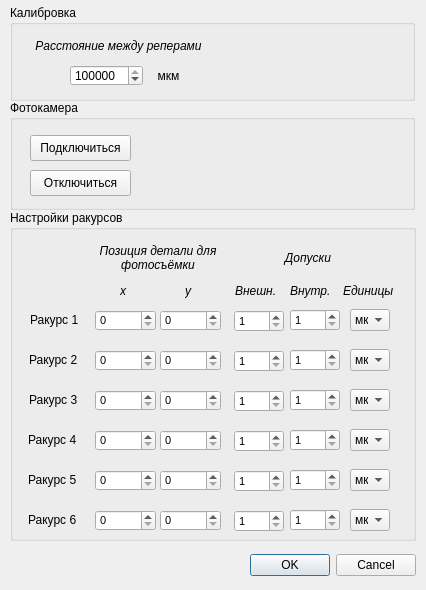
Before: the Qt Designer form settingsdialog.ui in kapkovsv/PuansonChecker.64bit, drawn with Qt 5.
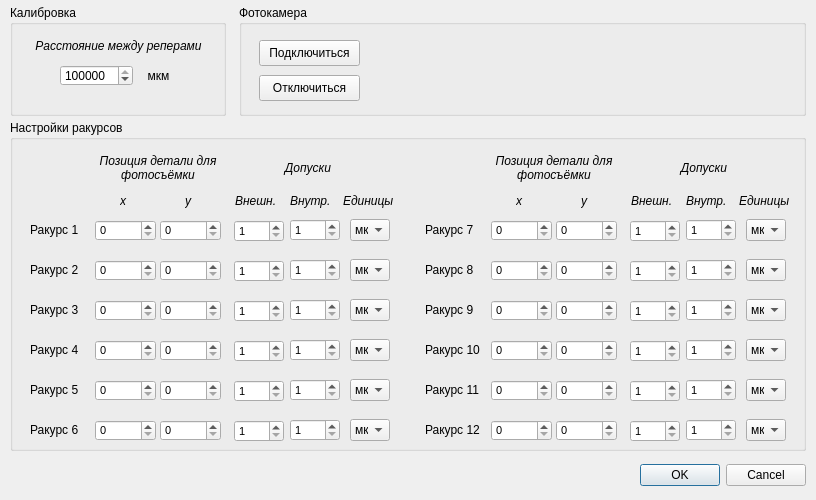
After: the same form once the commit is applied.

Patch:
```diff
--- a/settingsdialog.ui
+++ b/settingsdialog.ui
@@ -6,8 +6,8 @@
    <rect>
     <x>0</x>
     <y>0</y>
-    <width>426</width>
-    <height>590</height>
+    <width>816</width>
+    <height>500</height>
    </rect>
   </property>
   <property name="windowTitle">
@@ -16,9 +16,9 @@
   <widget class="QDialogButtonBox" name="settingsButtonBox">
    <property name="geometry">
     <rect>
-     <x>15</x>
-     <y>545</y>
-     <width>401</width>
+     <x>10</x>
+     <y>455</y>
+     <width>796</width>
      <height>41</height>
     </rect>
    </property>
@@ -35,10 +35,10 @@
   <widget class="QGroupBox" name="CameraGroupBox">
    <property name="geometry">
     <rect>
-     <x>10</x>
-     <y>100</y>
-     <width>405</width>
-     <height>110</height>
+     <x>239</x>
+     <y>5</y>
+     <width>567</width>
+     <height>111</height>
     </rect>
    </property>
    <property name="title">
@@ -75,7 +75,7 @@
      <rect>
       <x>140</x>
       <y>40</y>
-      <width>246</width>
+      <width>406</width>
       <height>56</height>
      </rect>
     </property>
@@ -92,8 +92,8 @@
     <rect>
      <x>10</x>
      <y>5</y>
-     <width>405</width>
-     <height>96</height>
+     <width>216</width>
+     <height>111</height>
     </rect>
    </property>
    <property name="title">
@@ -102,7 +102,7 @@
    <widget class="QLabel" name="calibrationReferencePointsDistanceMkmLabel">
     <property name="geometry">
      <rect>
-      <x>145</x>
+      <x>135</x>
       <y>60</y>
       <width>27</width>
       <height>21</height>
@@ -118,7 +118,7 @@
    <widget class="QSpinBox" name="calibrationReferencePointsDistanceSpinBox">
     <property name="geometry">
      <rect>
-      <x>60</x>
+      <x>50</x>
       <y>60</y>
       <width>73</width>
       <height>21</height>
@@ -163,8 +163,8 @@
    <property name="geometry">
     <rect>
      <x>10</x>
-     <y>210</y>
-     <width>406</width>
+     <y>120</y>
+     <width>796</width>
      <height>331</height>
     </rect>
    </property>
@@ -187,7 +187,7 @@
    <widget class="QLabel" name="angle2SettingsLabel">
     <property name="geometry">
      <rect>
-      <x>19</x>
+      <x>20</x>
       <y>135</y>
       <width>60</width>
       <height>30</height>
@@ -200,7 +200,7 @@
    <widget class="QLabel" name="angle3SettingsLabel">
     <property name="geometry">
      <rect>
-      <x>19</x>
+      <x>20</x>
       <y>175</y>
       <width>60</width>
       <height>30</height>
@@ -213,7 +213,7 @@
    <widget class="QLabel" name="angle4SettingsLabel">
     <property name="geometry">
      <rect>
-      <x>18</x>
+      <x>20</x>
       <y>215</y>
       <width>60</width>
       <height>30</height>
@@ -226,7 +226,7 @@
    <widget class="QLabel" name="angle5SettingsLabel">
     <property name="geometry">
      <rect>
-      <x>18</x>
+      <x>20</x>
       <y>255</y>
       <width>60</width>
       <height>30</height>
@@ -239,7 +239,7 @@
    <widget class="QLabel" name="angle6SettingsLabel">
     <property name="geometry">
      <rect>
-      <x>18</x>
+      <x>20</x>
       <y>295</y>
       <width>60</width>
       <height>30</height>
@@ -1020,6 +1020,855 @@
      </property>
     </item>
    </widget>
+   <widget class="QLabel" name="angleSettingsTolerancesLabel_2">
+    <property name="geometry">
+     <rect>
+      <x>631</x>
+      <y>30</y>
+      <width>126</width>
+      <height>36</height>
+     </rect>
+    </property>
+    <property name="font">
+     <font>
+      <italic>true</italic>
+     </font>
+    </property>
+    <property name="text">
+     <string>&lt;html&gt;&lt;head/&gt;&lt;body&gt;&lt;p&gt;Допуски&lt;/p&gt;&lt;/body&gt;&lt;/html&gt;</string>
+    </property>
+    <property name="alignment">
+     <set>Qt::AlignCenter</set>
+    </property>
+    <property name="wordWrap">
+     <bool>true</bool>
+    </property>
+   </widget>
+   <widget class="QSpinBox" name="angle7PosYSpinBox">
+    <property name="geometry">
+     <rect>
+      <x>546</x>
+      <y>100</y>
+      <width>61</width>
+      <height>21</height>
+     </rect>
+    </property>
+    <property name="font">
+     <font>
+      <pointsize>8</pointsize>
+     </font>
+    </property>
+    <property name="maximum">
+     <number>999999</number>
+    </property>
+    <property name="value">
+     <number>0</number>
+    </property>
+   </widget>
+   <widget class="QLabel" name="toleranceUnitsLabel_2">
+    <property name="geometry">
+     <rect>
+      <x>729</x>
+      <y>70</y>
+      <width>56</width>
+      <height>21</height>
+     </rect>
+    </property>
+    <property name="font">
+     <font>
+      <italic>true</italic>
+     </font>
+    </property>
+    <property name="text">
+     <string>Единицы</string>
+    </property>
+    <property name="scaledContents">
+     <bool>false</bool>
+    </property>
+    <property name="wordWrap">
+     <bool>true</bool>
+    </property>
+    <property name="buddy">
+     <cstring>toleranceUnitsLabel</cstring>
+    </property>
+   </widget>
+   <widget class="QLabel" name="angle10SettingsLabel">
+    <property name="geometry">
+     <rect>
+      <x>415</x>
+      <y>215</y>
+      <width>60</width>
+      <height>30</height>
+     </rect>
+    </property>
+    <property name="text">
+     <string>Ракурс 10</string>
+    </property>
+   </widget>
+   <widget class="QSpinBox" name="angle9PosYSpinBox">
+    <property name="geometry">
+     <rect>
+      <x>546</x>
+      <y>180</y>
+      <width>61</width>
+      <height>21</height>
+     </rect>
+    </property>
+    <property name="font">
+     <font>
+      <pointsize>8</pointsize>
+     </font>
+    </property>
+    <property name="maximum">
+     <number>999999</number>
+    </property>
+    <property name="value">
+     <number>0</number>
+    </property>
+   </widget>
+   <widget class="QComboBox" name="angle11ComboBox">
+    <property name="geometry">
+     <rect>
+      <x>736</x>
+      <y>259</y>
+      <width>40</width>
+      <height>22</height>
+     </rect>
+    </property>
+    <item>
+     <property name="text">
+      <string>мкм</string>
+     </property>
+    </item>
+    <item>
+     <property name="text">
+      <string>px</string>
+     </property>
+    </item>
+   </widget>
+   <widget class="QSpinBox" name="angle8IntSpinBox">
+    <property name="geometry">
+     <rect>
+      <x>676</x>
+      <y>139</y>
+      <width>50</width>
+      <height>22</height>
+     </rect>
+    </property>
+    <property name="font">
+     <font>
+      <pointsize>8</pointsize>
+     </font>
+    </property>
+    <property name="minimum">
+     <number>1</number>
+    </property>
+    <property name="maximum">
+     <number>10000</number>
+    </property>
+   </widget>
+   <widget class="QComboBox" name="angle7ComboBox">
+    <property name="geometry">
+     <rect>
+      <x>736</x>
+      <y>99</y>
+      <width>40</width>
+      <height>22</height>
+     </rect>
+    </property>
+    <item>
+     <property name="text">
+      <string>мкм</string>
+     </property>
+    </item>
+    <item>
+     <property name="text">
+      <string>px</string>
+     </property>
+    </item>
+   </widget>
+   <widget class="QLabel" name="angle11SettingsLabel">
+    <property name="geometry">
+     <rect>
+      <x>415</x>
+      <y>255</y>
+      <width>60</width>
+      <height>30</height>
+     </rect>
+    </property>
+    <property name="text">
+     <string>Ракурс 11</string>
+    </property>
+   </widget>
+   <widget class="QComboBox" name="angle8ComboBox">
+    <property name="geometry">
+     <rect>
+      <x>736</x>
+      <y>139</y>
+      <width>40</width>
+      <height>22</height>
+     </rect>
+    </property>
+    <item>
+     <property name="text">
+      <string>мкм</string>
+     </property>
+    </item>
+    <item>
+     <property name="text">
+      <string>px</string>
+     </property>
+    </item>
+   </widget>
+   <widget class="QSpinBox" name="angle9PosXSpinBox">
+    <property name="geometry">
+     <rect>
+      <x>481</x>
+      <y>180</y>
+      <width>61</width>
+      <height>21</height>
+     </rect>
+    </property>
+    <property name="font">
+     <font>
+      <pointsize>8</pointsize>
+     </font>
+    </property>
+    <property name="maximum">
+     <number>999999</number>
+    </property>
+    <property name="value">
+     <number>0</number>
+    </property>
+   </widget>
+   <widget class="QLabel" name="anglePosXLabel_2">
+    <property name="geometry">
+     <rect>
+      <x>506</x>
+      <y>70</y>
+      <width>16</width>
+      <height>21</height>
+     </rect>
+    </property>
+    <property name="font">
+     <font>
+      <italic>true</italic>
+     </font>
+    </property>
+    <property name="text">
+     <string>x</string>
+    </property>
+   </widget>
+   <widget class="QLabel" name="angleSettingsPhotoShootingPosLabel_2">
+    <property name="geometry">
+     <rect>
+      <x>481</x>
+      <y>30</y>
+      <width>126</width>
+      <height>36</height>
+     </rect>
+    </property>
+    <property name="font">
+     <font>
+      <italic>true</italic>
+     </font>
+    </property>
+    <property name="text">
+     <string>&lt;html&gt;&lt;head/&gt;&lt;body&gt;&lt;p&gt;Позиция детали для фотосъёмки&lt;/p&gt;&lt;/body&gt;&lt;/html&gt;</string>
+    </property>
+    <property name="alignment">
+     <set>Qt::AlignCenter</set>
+    </property>
+    <property name="wordWrap">
+     <bool>true</bool>
+    </property>
+   </widget>
+   <widget class="QLabel" name="angle12SettingsLabel">
+    <property name="geometry">
+     <rect>
+      <x>415</x>
+      <y>295</y>
+      <width>60</width>
+      <height>30</height>
+     </rect>
+    </property>
+    <property name="text">
+     <string>Ракурс 12</string>
+    </property>
+   </widget>
+   <widget class="QComboBox" name="angle10ComboBox">
+    <property name="geometry">
+     <rect>
+      <x>736</x>
+      <y>219</y>
+      <width>40</width>
+      <height>22</height>
+     </rect>
+    </property>
+    <item>
+     <property name="text">
+      <string>мкм</string>
+     </property>
+    </item>
+    <item>
+     <property name="text">
+      <string>px</string>
+     </property>
+    </item>
+   </widget>
+   <widget class="QLabel" name="anglePosYLabel_2">
+    <property name="geometry">
+     <rect>
+      <x>571</x>
+      <y>70</y>
+      <width>16</width>
+      <height>21</height>
+     </rect>
+    </property>
+    <property name="font">
+     <font>
+      <italic>true</italic>
+     </font>
+    </property>
+    <property name="text">
+     <string>y</string>
+    </property>
+   </widget>
+   <widget class="QSpinBox" name="angle12PosXSpinBox">
+    <property name="geometry">
+     <rect>
+      <x>481</x>
+      <y>300</y>
+      <width>61</width>
+      <height>21</height>
+     </rect>
+    </property>
+    <property name="font">
+     <font>
+      <pointsize>8</pointsize>
+     </font>
+    </property>
+    <property name="maximum">
+     <number>999999</number>
+    </property>
+    <property name="value">
+     <number>0</number>
+    </property>
+   </widget>
+   <widget class="QComboBox" name="angle9ComboBox">
+    <property name="geometry">
+     <rect>
+      <x>736</x>
+      <y>179</y>
+      <width>40</width>
+      <height>22</height>
+     </rect>
+    </property>
+    <item>
+     <property name="text">
+      <string>мкм</string>
+     </property>
+    </item>
+    <item>
+     <property name="text">
+      <string>px</string>
+     </property>
+    </item>
+   </widget>
+   <widget class="QSpinBox" name="angle10PosYSpinBox">
+    <property name="geometry">
+     <rect>
+      <x>546</x>
+      <y>220</y>
+      <width>61</width>
+      <height>21</height>
+     </rect>
+    </property>
+    <property name="font">
+     <font>
+      <pointsize>8</pointsize>
+     </font>
+    </property>
+    <property name="maximum">
+     <number>999999</number>
+    </property>
+    <property name="value">
+     <number>0</number>
+    </property>
+   </widget>
+   <widget class="QSpinBox" name="angle8PosXSpinBox">
+    <property name="geometry">
+     <rect>
+      <x>481</x>
+      <y>140</y>
+      <width>61</width>
+      <height>21</height>
+     </rect>
+    </property>
+    <property name="font">
+     <font>
+      <pointsize>8</pointsize>
+     </font>
+    </property>
+    <property name="maximum">
+     <number>999999</number>
+    </property>
+    <property name="value">
+     <number>0</number>
+    </property>
+   </widget>
+   <widget class="QSpinBox" name="angle9IntSpinBox">
+    <property name="geometry">
+     <rect>
+      <x>676</x>
+      <y>179</y>
+      <width>50</width>
+      <height>22</height>
+     </rect>
+    </property>
+    <property name="font">
+     <font>
+      <pointsize>8</pointsize>
+     </font>
+    </property>
+    <property name="minimum">
+     <number>1</number>
+    </property>
+    <property name="maximum">
+     <number>10000</number>
+    </property>
+   </widget>
+   <widget class="QSpinBox" name="angle10PosXSpinBox">
+    <property name="geometry">
+     <rect>
+      <x>481</x>
+      <y>220</y>
+      <width>61</width>
+      <height>21</height>
+     </rect>
+    </property>
+    <property name="font">
+     <font>
+      <pointsize>8</pointsize>
+     </font>
+    </property>
+    <property name="maximum">
+     <number>999999</number>
+    </property>
+    <property name="value">
+     <number>0</number>
+    </property>
+   </widget>
+   <widget class="QSpinBox" name="angle7ExtSpinBox">
+    <property name="geometry">
+     <rect>
+      <x>620</x>
+      <y>100</y>
+      <width>50</width>
+      <height>22</height>
+     </rect>
+    </property>
+    <property name="font">
+     <font>
+      <pointsize>8</pointsize>
+     </font>
+    </property>
+    <property name="minimum">
+     <number>1</number>
+    </property>
+    <property name="maximum">
+     <number>10000</number>
+    </property>
+   </widget>
+   <widget class="QLabel" name="angle9SettingsLabel">
+    <property name="geometry">
+     <rect>
+      <x>415</x>
+      <y>175</y>
+      <width>60</width>
+      <height>30</height>
+     </rect>
+    </property>
+    <property name="text">
+     <string>Ракурс 9</string>
+    </property>
+   </widget>
+   <widget class="QSpinBox" name="angle10IntSpinBox">
+    <property name="geometry">
+     <rect>
+      <x>676</x>
+      <y>219</y>
+      <width>50</width>
+      <height>22</height>
+     </rect>
+    </property>
+    <property name="font">
+     <font>
+      <pointsize>8</pointsize>
+     </font>
+    </property>
+    <property name="minimum">
+     <number>1</number>
+    </property>
+    <property name="maximum">
+     <number>10000</number>
+    </property>
+   </widget>
+   <widget class="QSpinBox" name="angle12IntSpinBox">
+    <property name="geometry">
+     <rect>
+      <x>676</x>
+      <y>299</y>
+      <width>50</width>
+      <height>22</height>
+     </rect>
+    </property>
+    <property name="font">
+     <font>
+      <pointsize>8</pointsize>
+     </font>
+    </property>
+    <property name="minimum">
+     <number>1</number>
+    </property>
+    <property name="maximum">
+     <number>10000</number>
+    </property>
+   </widget>
+   <widget class="QSpinBox" name="angle7IntSpinBox">
+    <property name="geometry">
+     <rect>
+      <x>676</x>
+      <y>99</y>
+      <width>50</width>
+      <height>22</height>
+     </rect>
+    </property>
+    <property name="font">
+     <font>
+      <pointsize>8</pointsize>
+     </font>
+    </property>
+    <property name="minimum">
+     <number>1</number>
+    </property>
+    <property name="maximum">
+     <number>10000</number>
+    </property>
+   </widget>
+   <widget class="QSpinBox" name="angle7PosXSpinBox">
+    <property name="geometry">
+     <rect>
+      <x>481</x>
+      <y>100</y>
+      <width>61</width>
+      <height>21</height>
+     </rect>
+    </property>
+    <property name="font">
+     <font>
+      <pointsize>8</pointsize>
+     </font>
+    </property>
+    <property name="maximum">
+     <number>999999</number>
+    </property>
+    <property name="value">
+     <number>0</number>
+    </property>
+   </widget>
+   <widget class="QComboBox" name="angle12ComboBox">
+    <property name="geometry">
+     <rect>
+      <x>736</x>
+      <y>299</y>
+      <width>40</width>
+      <height>22</height>
+     </rect>
+    </property>
+    <item>
+     <property name="text">
+      <string>мкм</string>
+     </property>
+    </item>
+    <item>
+     <property name="text">
+      <string>px</string>
+     </property>
+    </item>
+   </widget>
+   <widget class="QLabel" name="angle8SettingsLabel">
+    <property name="geometry">
+     <rect>
+      <x>415</x>
+      <y>135</y>
+      <width>60</width>
+      <height>30</height>
+     </rect>
+    </property>
+    <property name="text">
+     <string>Ракурс 8</string>
+    </property>
+   </widget>
+   <widget class="QSpinBox" name="angle12ExtSpinBox">
+    <property name="geometry">
+     <rect>
+      <x>620</x>
+      <y>300</y>
+      <width>50</width>
+      <height>22</height>
+     </rect>
+    </property>
+    <property name="font">
+     <font>
+      <pointsize>8</pointsize>
+     </font>
+    </property>
+    <property name="minimum">
+     <number>1</number>
+    </property>
+    <property name="maximum">
+     <number>10000</number>
+    </property>
+   </widget>
+   <widget class="QSpinBox" name="angle9ExtSpinBox">
+    <property name="geometry">
+     <rect>
+      <x>620</x>
+      <y>180</y>
+      <width>50</width>
+      <height>22</height>
+     </rect>
+    </property>
+    <property name="font">
+     <font>
+      <pointsize>8</pointsize>
+     </font>
+    </property>
+    <property name="minimum">
+     <number>1</number>
+    </property>
+    <property name="maximum">
+     <number>10000</number>
+    </property>
+   </widget>
+   <widget class="QSpinBox" name="angle11ExtSpinBox">
+    <property name="geometry">
+     <rect>
+      <x>620</x>
+      <y>260</y>
+      <width>50</width>
+      <height>22</height>
+     </rect>
+    </property>
+    <property name="font">
+     <font>
+      <pointsize>8</pointsize>
+     </font>
+    </property>
+    <property name="minimum">
+     <number>1</number>
+    </property>
+    <property name="maximum">
+     <number>10000</number>
+    </property>
+   </widget>
+   <widget class="QSpinBox" name="angle8ExtSpinBox">
+    <property name="geometry">
+     <rect>
+      <x>620</x>
+      <y>140</y>
+      <width>50</width>
+      <height>22</height>
+     </rect>
+    </property>
+    <property name="font">
+     <font>
+      <pointsize>8</pointsize>
+     </font>
+    </property>
+    <property name="minimum">
+     <number>1</number>
+    </property>
+    <property name="maximum">
+     <number>10000</number>
+    </property>
+   </widget>
+   <widget class="QSpinBox" name="angle11PosYSpinBox">
+    <property name="geometry">
+     <rect>
+      <x>546</x>
+      <y>260</y>
+      <width>61</width>
+      <height>21</height>
+     </rect>
+    </property>
+    <property name="font">
+     <font>
+      <pointsize>8</pointsize>
+     </font>
+    </property>
+    <property name="maximum">
+     <number>999999</number>
+    </property>
+    <property name="value">
+     <number>0</number>
+    </property>
+   </widget>
+   <widget class="QSpinBox" name="angle12PosYSpinBox">
+    <property name="geometry">
+     <rect>
+      <x>546</x>
+      <y>300</y>
+      <width>61</width>
+      <height>21</height>
+     </rect>
+    </property>
+    <property name="font">
+     <font>
+      <pointsize>8</pointsize>
+     </font>
+    </property>
+    <property name="maximum">
+     <number>999999</number>
+    </property>
+    <property name="value">
+     <number>0</number>
+    </property>
+   </widget>
+   <widget class="QSpinBox" name="angle8PosYSpinBox">
+    <property name="geometry">
+     <rect>
+      <x>546</x>
+      <y>140</y>
+      <width>61</width>
+      <height>21</height>
+     </rect>
+    </property>
+    <property name="font">
+     <font>
+      <pointsize>8</pointsize>
+     </font>
+    </property>
+    <property name="maximum">
+     <number>999999</number>
+    </property>
+    <property name="value">
+     <number>0</number>
+    </property>
+   </widget>
+   <widget class="QLabel" name="angle7SettingsLabel">
+    <property name="geometry">
+     <rect>
+      <x>415</x>
+      <y>95</y>
+      <width>60</width>
+      <height>30</height>
+     </rect>
+    </property>
+    <property name="text">
+     <string>Ракурс 7</string>
+    </property>
+   </widget>
+   <widget class="QSpinBox" name="angle11PosXSpinBox">
+    <property name="geometry">
+     <rect>
+      <x>481</x>
+      <y>260</y>
+      <width>61</width>
+      <height>21</height>
+     </rect>
+    </property>
+    <property name="font">
+     <font>
+      <pointsize>8</pointsize>
+     </font>
+    </property>
+    <property name="maximum">
+     <number>999999</number>
+    </property>
+    <property name="value">
+     <number>0</number>
+    </property>
+   </widget>
+   <widget class="QSpinBox" name="angle11IntSpinBox">
+    <property name="geometry">
+     <rect>
+      <x>676</x>
+      <y>259</y>
+      <width>50</width>
+      <height>22</height>
+     </rect>
+    </property>
+    <property name="font">
+     <font>
+      <pointsize>8</pointsize>
+     </font>
+    </property>
+    <property name="minimum">
+     <number>1</number>
+    </property>
+    <property name="maximum">
+     <number>10000</number>
+    </property>
+   </widget>
+   <widget class="QSpinBox" name="angle10ExtSpinBox">
+    <property name="geometry">
+     <rect>
+      <x>620</x>
+      <y>220</y>
+      <width>50</width>
+      <height>22</height>
+     </rect>
+    </property>
+    <property name="font">
+     <font>
+      <pointsize>8</pointsize>
+     </font>
+    </property>
+    <property name="minimum">
+     <number>1</number>
+    </property>
+    <property name="maximum">
+     <number>10000</number>
+    </property>
+   </widget>
+   <widget class="QLabel" name="externalToleranceLabel_2">
+    <property name="geometry">
+     <rect>
+      <x>621</x>
+      <y>70</y>
+      <width>51</width>
+      <height>21</height>
+     </rect>
+    </property>
+    <property name="font">
+     <font>
+      <italic>true</italic>
+     </font>
+    </property>
+    <property name="text">
+     <string>Внешн.</string>
+    </property>
+   </widget>
+   <widget class="QLabel" name="internalToleranceLabel_2">
+    <property name="geometry">
+     <rect>
+      <x>676</x>
+      <y>70</y>
+      <width>46</width>
+      <height>21</height>
+     </rect>
+    </property>
+    <property name="font">
+     <font>
+      <italic>true</italic>
+     </font>
+    </property>
+    <property name="text">
+     <string>Внутр.</string>
+    </property>
+   </widget>
   </widget>
  </widget>
  <tabstops>
```
Left out of the diff: 30 changed lines with no effect on the pictures.
